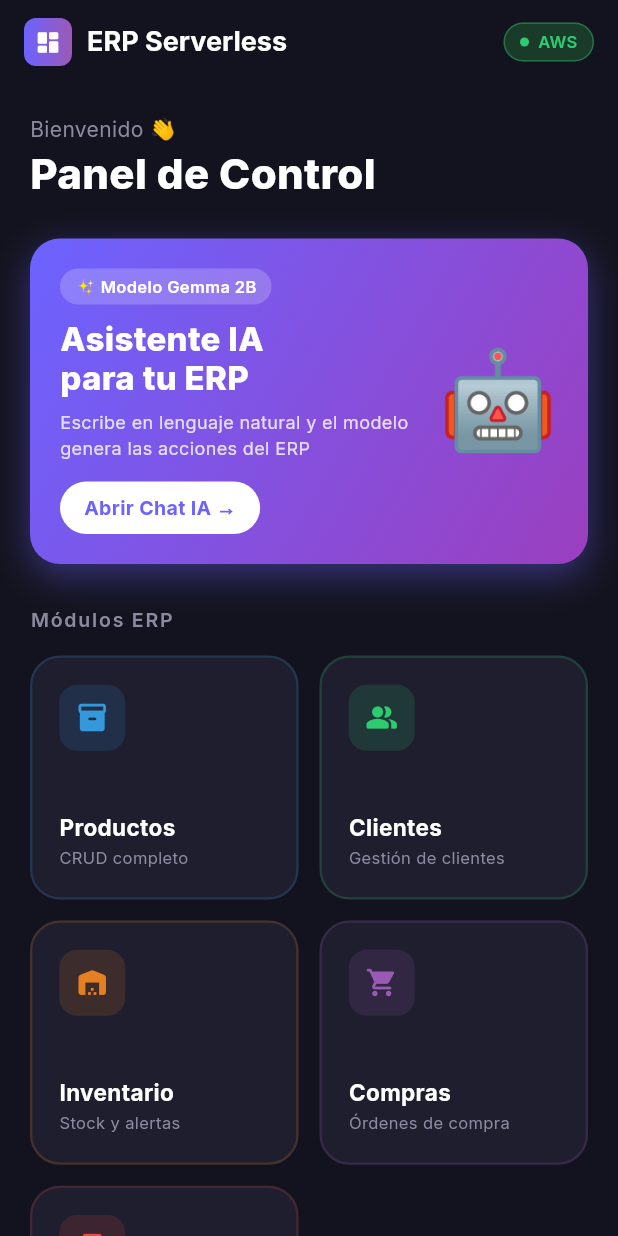
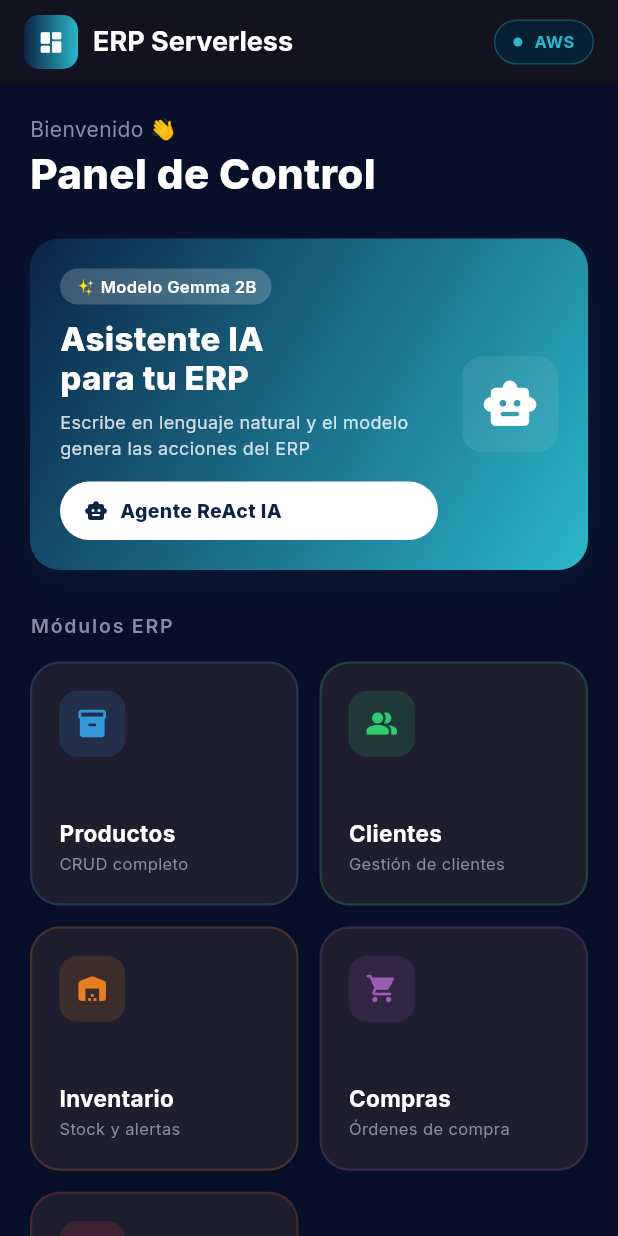
Before and after one commit to pauldev-ux/erp-serverless, a Flutter app: the screen it shows after launch, on a phone screen of 412 x 824 dp. Run offline on Flutter 3.47's test engine with Material 3 defaults, Android fonts, the phone set to English and light mode, and no system bars; drawn by our look-alikes of flutter_animate; our stand-ins replace google_fonts.

Commit message:
segundo commit

```diff
--- a/mobile_app/lib/main.dart
+++ b/mobile_app/lib/main.dart
@@ -26,14 +26,14 @@
         useMaterial3: true,
         brightness: Brightness.dark,
         colorScheme: ColorScheme.fromSeed(
-          seedColor: const Color(0xFF6C63FF),
+          seedColor: const Color(0xFF0B2447),
           brightness: Brightness.dark,
-          primary: const Color(0xFF6C63FF),
-          secondary: const Color(0xFF03DAC6),
-          surface: const Color(0xFF1E1E2E),
-          background: const Color(0xFF13131F),
+          primary: const Color(0xFF0B2447),
+          secondary: const Color(0xFF2AB7CA),
+          surface: const Color(0xFF0F2336),
+          background: const Color(0xFF071028),
         ),
-        scaffoldBackgroundColor: const Color(0xFF13131F),
+        scaffoldBackgroundColor: const Color(0xFF071028),
         textTheme: GoogleFonts.interTextTheme(ThemeData.dark().textTheme),
         appBarTheme: AppBarTheme(
           backgroundColor: const Color(0xFF1E1E2E),
@@ -47,14 +47,10 @@
           iconTheme: const IconThemeData(color: Colors.white),
         ),
         cardTheme: CardThemeData(
-          color: const Color(0xFF1E1E2E),
-          elevation: 0,
+          color: const Color(0xFF0F2336),
+          elevation: 6,
           shape: RoundedRectangleBorder(
             borderRadius: BorderRadius.circular(16),
-            side: BorderSide(
-              color: Colors.white.withOpacity(0.08),
-              width: 1,
-            ),
           ),
         ),
         inputDecorationTheme: InputDecorationTheme(
@@ -72,15 +68,15 @@
         ),
         elevatedButtonTheme: ElevatedButtonThemeData(
           style: ElevatedButton.styleFrom(
-            backgroundColor: const Color(0xFF6C63FF),
+            backgroundColor: const Color(0xFF0B2447),
             foregroundColor: Colors.white,
             shape: RoundedRectangleBorder(
               borderRadius: BorderRadius.circular(12),
             ),
             padding: const EdgeInsets.symmetric(horizontal: 24, vertical: 14),
             textStyle: GoogleFonts.inter(
-              fontWeight: FontWeight.w600,
-              fontSize: 15,
+              fontWeight: FontWeight.w700,
+              fontSize: 16,
             ),
           ),
         ),
--- a/mobile_app/lib/screens/clientes/cliente_form_screen.dart
+++ b/mobile_app/lib/screens/clientes/cliente_form_screen.dart
@@ -76,7 +76,7 @@
   Widget build(BuildContext context) {
     return Scaffold(
       appBar: AppBar(
-        title: Text(_esEdicion ? 'Editar Cliente' : 'Nuevo Cliente'),
+        title: Text(_esEdicion ? 'Editar Cliente' : 'Registrar cliente'),
         leading: const BackButton(),
       ),
       body: Form(
@@ -109,7 +109,7 @@
                 onPressed: _saving ? null : _guardar,
                 child: _saving
                     ? const SizedBox(width: 20, height: 20, child: CircularProgressIndicator(strokeWidth: 2, color: Colors.white))
-                    : Text(_esEdicion ? 'Guardar cambios' : 'Crear cliente'),
+                      : Text(_esEdicion ? 'Guardar cambios' : 'Registrar cliente'),
               ),
             ),
           ],
--- a/mobile_app/lib/screens/home_screen.dart
+++ b/mobile_app/lib/screens/home_screen.dart
@@ -53,13 +53,13 @@
       title: Row(
         children: [
           Container(
-            width: 32,
-            height: 32,
+            width: 36,
+            height: 36,
             decoration: BoxDecoration(
               gradient: const LinearGradient(
-                colors: [Color(0xFF6C63FF), Color(0xFF9B59B6)],
+                colors: [Color(0xFF0B2447), Color(0xFF2AB7CA)],
               ),
-              borderRadius: BorderRadius.circular(8),
+              borderRadius: BorderRadius.circular(10),
             ),
             child: const Icon(Icons.dashboard_rounded, size: 18, color: Colors.white),
           ),
@@ -77,11 +77,11 @@
       actions: [
           Container(
             margin: const EdgeInsets.only(right: 16),
-          padding: const EdgeInsets.symmetric(horizontal: 10, vertical: 4),
+            padding: const EdgeInsets.symmetric(horizontal: 12, vertical: 6),
             decoration: BoxDecoration(
-            color: const Color(0xFF1A3A2A),
+              color: const Color(0xFF072033),
               borderRadius: BorderRadius.circular(20),
-            border: Border.all(color: const Color(0xFF2ECC71).withOpacity(0.4)),
+              border: Border.all(color: const Color(0xFF2AB7CA).withOpacity(0.3)),
             ),
             child: Row(
               children: [
@@ -89,17 +89,17 @@
                   width: 6,
                   height: 6,
                   decoration: const BoxDecoration(
-                  color: Color(0xFF2ECC71),
+                    color: Color(0xFF2AB7CA),
                     shape: BoxShape.circle,
                   ),
                 ),
-              const SizedBox(width: 6),
+                const SizedBox(width: 8),
                 Text(
                   'AWS',
                   style: GoogleFonts.inter(
                     fontSize: 11,
-                  fontWeight: FontWeight.w600,
-                  color: const Color(0xFF2ECC71),
+                    fontWeight: FontWeight.w700,
+                    color: const Color(0xFF2AB7CA),
                   ),
                 ),
               ],
@@ -147,14 +147,14 @@
         padding: const EdgeInsets.all(20),
         decoration: BoxDecoration(
           gradient: const LinearGradient(
-            colors: [Color(0xFF6C63FF), Color(0xFF9B3FBF)],
+            colors: [Color(0xFF0B2447), Color(0xFF2AB7CA)],
             begin: Alignment.topLeft,
             end: Alignment.bottomRight,
           ),
           borderRadius: BorderRadius.circular(20),
           boxShadow: [
             BoxShadow(
-              color: const Color(0xFF6C63FF).withOpacity(0.4),
+              color: const Color(0xFF0B2447).withOpacity(0.35),
               blurRadius: 20,
               offset: const Offset(0, 8),
             ),
@@ -201,25 +201,37 @@
                   ),
                   const SizedBox(height: 14),
                   Container(
-                    padding: const EdgeInsets.symmetric(horizontal: 16, vertical: 8),
+                    padding: const EdgeInsets.symmetric(horizontal: 16, vertical: 10),
                     decoration: BoxDecoration(
                       color: Colors.white,
                       borderRadius: BorderRadius.circular(20),
                     ),
-                    child: Text(
-                      'Abrir Chat IA →',
+                    child: Row(children: [
+                      const Icon(Icons.smart_toy_rounded, size: 16, color: Color(0xFF0B2447)),
+                      const SizedBox(width: 8),
+                      Text(
+                        'Agente ReAct IA',
                         style: GoogleFonts.inter(
                           fontSize: 13,
-                        fontWeight: FontWeight.w700,
-                        color: const Color(0xFF6C63FF),
+                          fontWeight: FontWeight.w800,
+                          color: const Color(0xFF0B2447),
                         ),
                       ),
+                    ]),
                   ),
                 ],
               ),
             ),
             const SizedBox(width: 16),
-            const Text('🤖', style: TextStyle(fontSize: 64)),
+            Container(
+              width: 64,
+              height: 64,
+              decoration: BoxDecoration(
+                color: Colors.white.withOpacity(0.08),
+                borderRadius: BorderRadius.circular(14),
+              ),
+              child: const Icon(Icons.smart_toy_rounded, size: 38, color: Colors.white),
+            ),
           ],
         ),
       ),
--- a/mobile_app/lib/screens/productos/producto_form_screen.dart
+++ b/mobile_app/lib/screens/productos/producto_form_screen.dart
@@ -79,7 +79,7 @@
   Widget build(BuildContext context) {
     return Scaffold(
       appBar: AppBar(
-        title: Text(_esEdicion ? 'Editar Producto' : 'Nuevo Producto'),
+        title: Text(_esEdicion ? 'Editar Producto' : 'Registrar producto'),
         leading: const BackButton(),
       ),
       body: Form(
@@ -116,7 +116,7 @@
                 onPressed: _saving ? null : _guardar,
                 child: _saving
                     ? const SizedBox(width: 20, height: 20, child: CircularProgressIndicator(strokeWidth: 2, color: Colors.white))
-                    : Text(_esEdicion ? 'Guardar cambios' : 'Crear producto'),
+                      : Text(_esEdicion ? 'Guardar cambios' : 'Registrar producto'),
               ),
             ),
           ],
```
Also changed, not shown: mobile_app/lib/screens/clientes/clientes_screen.dart (+4 -4 lines), mobile_app/lib/screens/ia/ia_chat_screen.dart (+79 -49 lines), mobile_app/lib/screens/productos/productos_screen.dart (+6 -6 lines). Lines whose indentation alone changed are shown as unchanged.
